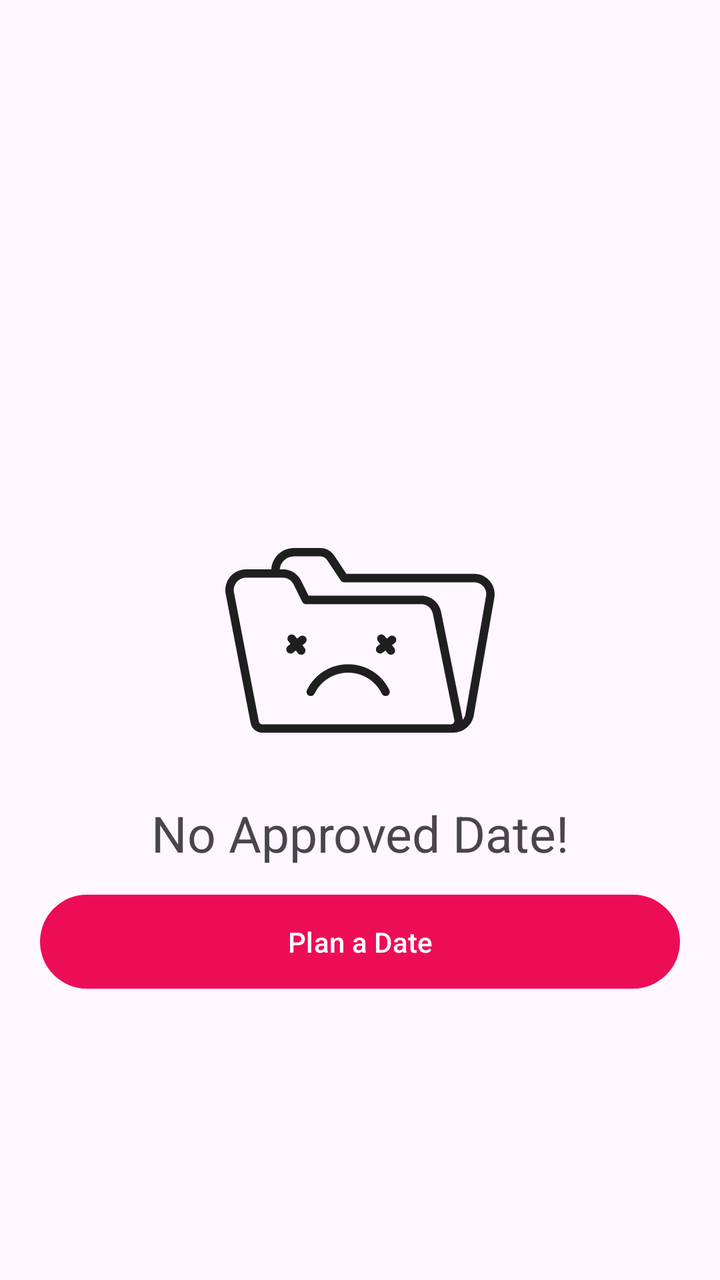
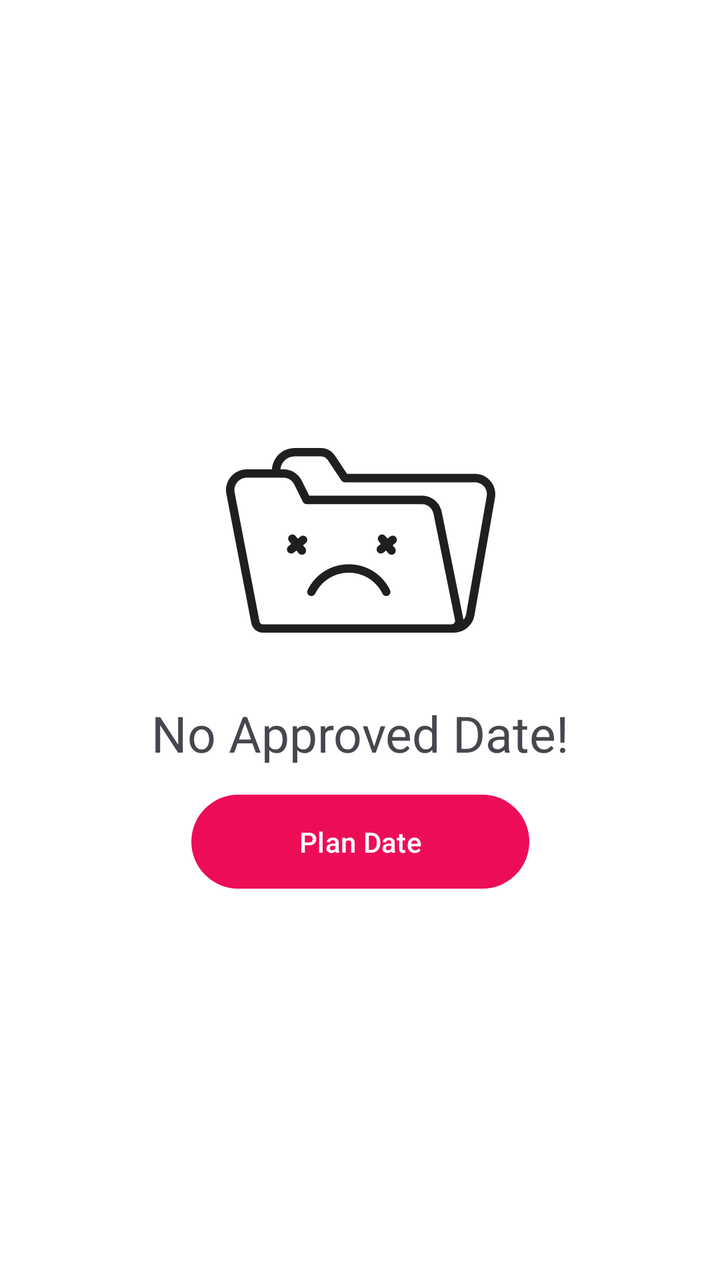

Compare the two renders of this Android layout. The source of the first and the diff that turns it into the second are given below.
<!-- AndroidManifest.xml: application theme Theme.You4me -->
<!-- res/layout/fragment_approved_my_dates.xml -->
<?xml version="1.0" encoding="utf-8"?>
<androidx.constraintlayout.widget.ConstraintLayout
    xmlns:android="http://schemas.android.com/apk/res/android"
    xmlns:app="http://schemas.android.com/apk/res-auto"
    xmlns:tools="http://schemas.android.com/tools"
    android:layout_width="match_parent"
    android:layout_height="match_parent"
    tools:context=".ui.main.mydates.ApprovedMyDatesFragment">

    <androidx.constraintlayout.widget.ConstraintLayout
        android:id="@+id/constraintLayout2"
        android:layout_width="match_parent"
        android:layout_height="match_parent"
        android:visibility="visible"
        app:layout_constraintBottom_toBottomOf="parent"
        app:layout_constraintEnd_toEndOf="parent"
        app:layout_constraintStart_toStartOf="parent"
        app:layout_constraintTop_toTopOf="parent">

        <ImageView
            android:id="@+id/lottieAnimationView"
            android:layout_width="wrap_content"
            android:layout_height="wrap_content"
            android:src="@drawable/no_available_date"
            app:layout_constraintBottom_toBottomOf="parent"
            app:layout_constraintEnd_toEndOf="parent"
            app:layout_constraintStart_toStartOf="parent"
            app:layout_constraintTop_toTopOf="parent" />

        <TextView
            android:id="@+id/empty_lyt"
            android:layout_width="wrap_content"
            android:layout_height="wrap_content"
            android:layout_marginTop="@dimen/margin_10dp"
            android:text="@string/no_approved_date"
            android:textAlignment="center"
            android:textSize="25sp"
            app:layout_constraintEnd_toEndOf="parent"
            app:layout_constraintHorizontal_bias="0.5"
            app:layout_constraintStart_toStartOf="parent"
            app:layout_constraintTop_toBottomOf="@+id/lottieAnimationView" />

        <com.google.android.material.button.MaterialButton
            android:id="@+id/plan_a_date_btn"
            android:layout_width="0dp"
            android:layout_height="@dimen/margin_55dp"
            android:text="@string/plan_a_date"
            android:layout_marginTop="@dimen/margin_10dp"
            android:layout_marginStart="@dimen/margin_20dp"
            android:layout_marginEnd="@dimen/margin_20dp"
            app:layout_constraintEnd_toEndOf="parent"
            app:layout_constraintStart_toStartOf="parent"
            app:layout_constraintTop_toBottomOf="@+id/empty_lyt" />

    </androidx.constraintlayout.widget.ConstraintLayout>

</androidx.constraintlayout.widget.ConstraintLayout>
<!-- resources referenced by this layout -->
<resources>
  <dimen name="margin_10dp">10dp</dimen>
  <dimen name="margin_20dp">20dp</dimen>
  <dimen name="margin_55dp">55dp</dimen>
  <!-- drawable no_available_date: vector/xml drawable (drawable, 2766 chars, omitted) -->
  <string name="no_approved_date">No Approved Date!</string>
  <string name="plan_a_date">Plan a Date</string>
  <style name="Theme.You4me" parent="Base.Theme.You4me" />
  <style name="Base.Theme.You4me" parent="Theme.Material3.Light.NoActionBar">
          
           <item name="colorPrimary">@color/primary_pink</item>
      </style>
  <color name="primary_pink">#ED0D57</color>
</resources>

<!-- the commit's change to res/layout/fragment_approved_my_dates.xml (unified diff, before → after) -->
@@ -5,13 +5,16 @@
     xmlns:tools="http://schemas.android.com/tools"
     android:layout_width="match_parent"
     android:layout_height="match_parent"
+    android:background="@color/white"
     tools:context=".ui.main.mydates.ApprovedMyDatesFragment">
 
     <androidx.constraintlayout.widget.ConstraintLayout
         android:id="@+id/constraintLayout2"
-        android:layout_width="match_parent"
+        android:layout_width="wrap_content"
         android:layout_height="match_parent"
         android:visibility="visible"
+        android:clipChildren="true"
+        android:clipToPadding="true"
         app:layout_constraintBottom_toBottomOf="parent"
         app:layout_constraintEnd_toEndOf="parent"
         app:layout_constraintStart_toStartOf="parent"
@@ -22,6 +25,7 @@
             android:layout_width="wrap_content"
             android:layout_height="wrap_content"
             android:src="@drawable/no_available_date"
+            android:layout_marginBottom="@dimen/corner_radius_100dp"
             app:layout_constraintBottom_toBottomOf="parent"
             app:layout_constraintEnd_toEndOf="parent"
             app:layout_constraintStart_toStartOf="parent"
<!-- resource entries referenced after the edit -->
@@ -1,11 +1,13 @@
 <!-- resources referenced by this layout -->
 <resources>
+  <color name="white">#FFFFFFFF</color>
+  <dimen name="corner_radius_100dp">100dp</dimen>
   <dimen name="margin_10dp">10dp</dimen>
   <dimen name="margin_20dp">20dp</dimen>
   <dimen name="margin_55dp">55dp</dimen>
   <!-- drawable no_available_date: vector/xml drawable (drawable, 2766 chars, omitted) -->
   <string name="no_approved_date">No Approved Date!</string>
-  <string name="plan_a_date">Plan a Date</string>
+  <string name="plan_a_date">Plan Date</string>
   <style name="Theme.You4me" parent="Base.Theme.You4me" />
   <style name="Base.Theme.You4me" parent="Theme.Material3.Light.NoActionBar">
           
